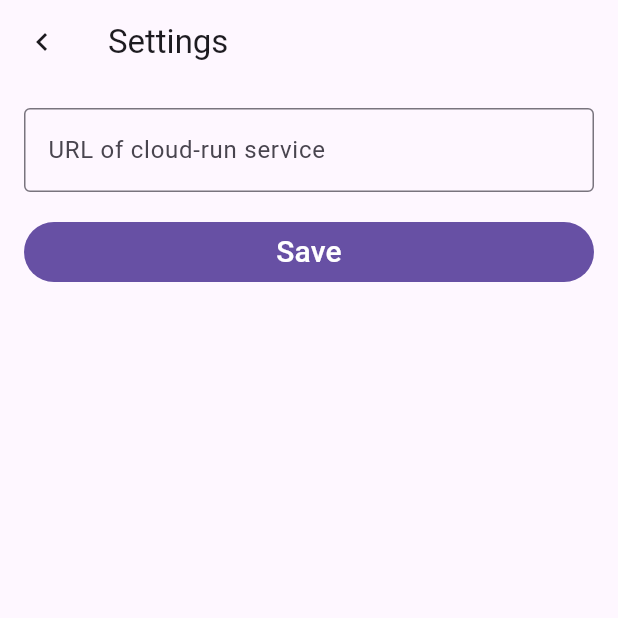
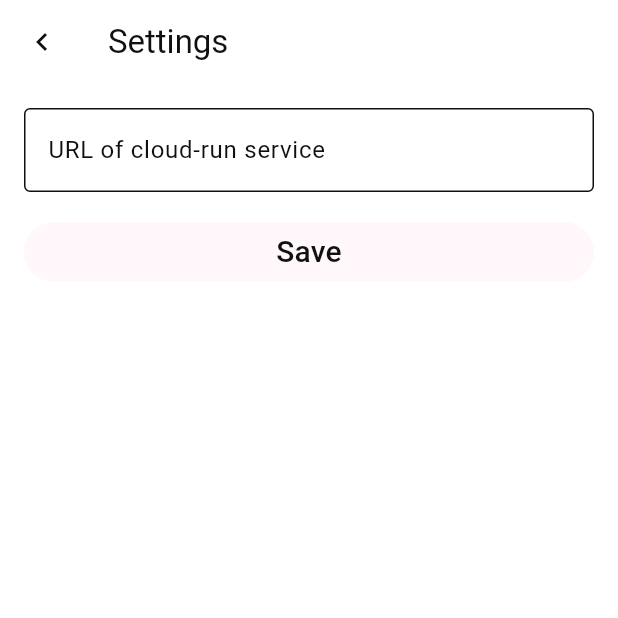
Before and after one commit to Star-Lord-XIII/project-euphonia-app, a Flutter app: the SettingsView screen opened directly with empty values, on a phone screen of 412 x 824 dp, the top half of it. Run offline on Flutter 3.47's test engine with Material 3 defaults, Android fonts, the phone set to English and light mode, and no system bars; our stand-ins replace firebase_core, firebase_storage, shared_preferences, video_player; missing offline and left inert: record; accounts and stored records are empty; generated files the repository leaves out were written again; statements that could not run were skipped; project files that could hold a hidden picture were left out.

Commit message:
Add color scheme to display train mode correctly on both light & dark themes

```diff
--- a/lib/src/project_euphonia.dart
+++ b/lib/src/project_euphonia.dart
@@ -17,6 +17,7 @@ import 'package:flutter/services.dart';
 
 import 'generated/l10n/app_localizations.dart';
 import 'home.dart';
+import 'ui/core/themes/colors.dart';
 
 class ProjectEuphonia extends StatelessWidget {
   const ProjectEuphonia({super.key});
@@ -29,8 +30,8 @@ class ProjectEuphonia extends StatelessWidget {
     ]);
     return MaterialApp(
         debugShowCheckedModeBanner: false,
-        theme: ThemeData.light(useMaterial3: true),
-        darkTheme: ThemeData.dark(useMaterial3: true),
+        theme: ThemeData(colorScheme: AppColors.lightColorScheme),
+        darkTheme: ThemeData(colorScheme: AppColors.darkColorScheme),
         localizationsDelegates: AppLocalizations.localizationsDelegates,
         supportedLocales: AppLocalizations.supportedLocales,
         home: const HomeController());
--- /dev/null
+++ b/lib/src/ui/core/themes/colors.dart
@@ -0,0 +1,56 @@
+// Copyright 2025 Google LLC
+//
+// Licensed under the Apache License, Version 2.0 (the "License");
+// you may not use this file except in compliance with the License.
+// You may obtain a copy of the License at
+//
+//      http://www.apache.org/licenses/LICENSE-2.0
+//
+// Unless required by applicable law or agreed to in writing, software
+// distributed under the License is distributed on an "AS IS" BASIS,
+// WITHOUT WARRANTIES OR CONDITIONS OF ANY KIND, either express or implied.
+// See the License for the specific language governing permissions and
+// limitations under the License.
+
+import 'package:flutter/material.dart';
+
+abstract final class AppColors {
+  static const black1 = Color(0xFF101010);
+  static const white1 = Color(0xFFFFF7FA);
+  static var grey500 = Colors.grey.shade500;
+  static const grey2 = Color(0xFF4D4D4D);
+  static const blackTransparent = Color(0x4D000000);
+  static const red1 = Color(0xFFE74C3C);
+
+  static const blueCardColor = Color(0xFFD3E3FD);
+  static const lightCardColor = Color(0xFFE3E3E3);
+
+  static const lightColorScheme = ColorScheme(
+      brightness: Brightness.light,
+      primary: AppColors.white1,
+      onPrimary: AppColors.black1,
+      secondary: AppColors.lightCardColor,
+      onSecondary: AppColors.black1,
+      tertiary: AppColors.blueCardColor,
+      onTertiary: AppColors.black1,
+      surface: Colors.white,
+      onSurface: AppColors.black1,
+      error: Colors.white,
+      onError: Colors.red,
+      surfaceDim: AppColors.black1);
+
+  static var darkColorScheme = ColorScheme(
+    brightness: Brightness.dark,
+    primary: AppColors.black1,
+    onPrimary: AppColors.white1,
+    secondary: AppColors.grey2,
+    onSecondary: AppColors.white1,
+    tertiary: AppColors.blueCardColor,
+    onTertiary: AppColors.black1,
+    surface: AppColors.black1,
+    onSurface: Colors.white,
+    error: Colors.black,
+    onError: AppColors.red1,
+    surfaceDim: AppColors.grey500,
+  );
+}
```
Also changed, not shown: lib/src/modes/phrase_view.dart (+9 -3 lines), lib/src/modes/train_mode_controller.dart (+7 -7 lines).
